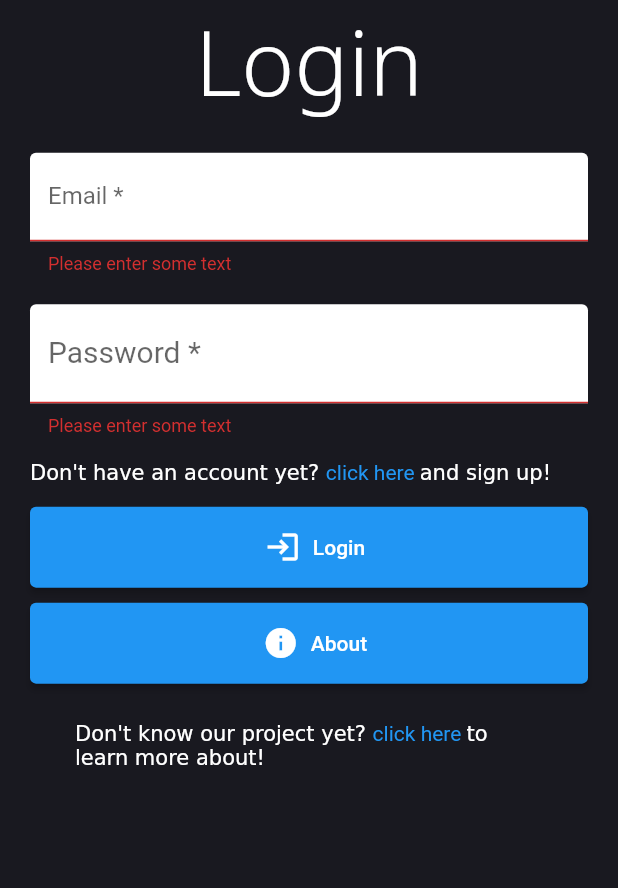
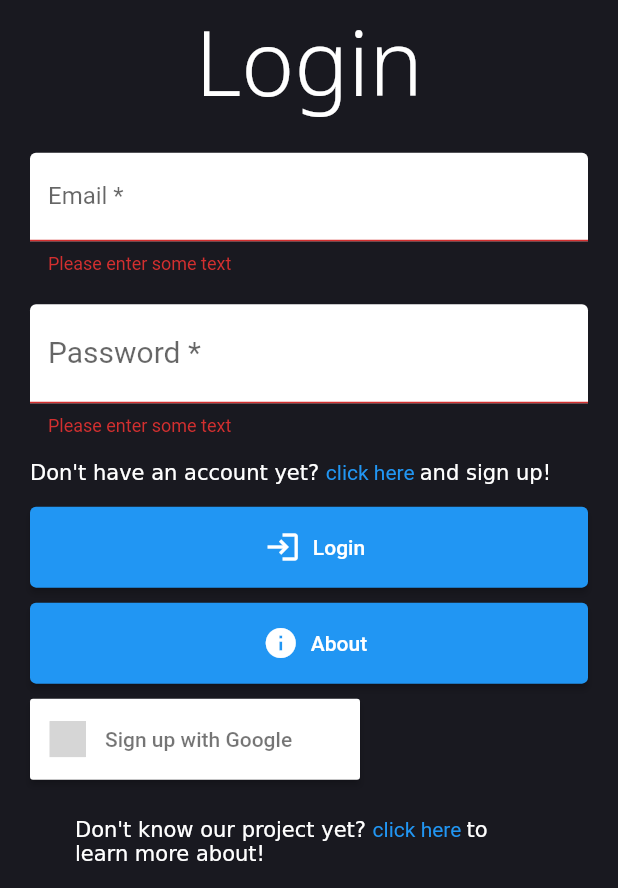
Before and after one commit to Manuel-Antunes/smart-plantation-flutter, a Flutter app: the screen it shows after launch, after a tap on "Login", on a phone screen of 412 x 824 dp, the part 348-1236 px from its top. Run offline on Flutter 3.47's test engine with Material 2 defaults, Android fonts, the phone set to English and light mode, and no system bars; our stand-ins replace firebase_auth, firebase_core, flutter_map, flutter_signin_button, google_fonts, google_sign_in and 2 more; accounts and stored records are empty; grey boxes are pictures that could not be loaded.

Commit message:
feat: google button

```diff
--- a/lib/main.dart
+++ b/lib/main.dart
@@ -1,6 +1,9 @@
+import 'package:firebase_core/firebase_core.dart';
 import 'package:flutter/material.dart';
 import 'package:smart_plantation/core/app_widget.dart';
 
-void main() {
-  runApp(const AppWidget());
+void main() async {
+  WidgetsFlutterBinding.ensureInitialized();
+  await Firebase.initializeApp();
+  runApp(AppWidget());
 }
--- /dev/null
+++ b/lib/sign/widgets/google_button_widget.dart
@@ -0,0 +1,43 @@
+import 'package:firebase_auth/firebase_auth.dart';
+import 'package:flutter/material.dart';
+import 'package:google_sign_in/google_sign_in.dart';
+import 'package:flutter_signin_button/flutter_signin_button.dart';
+
+class GoogleButtonWidget extends StatelessWidget {
+  const GoogleButtonWidget({Key? key}) : super(key: key);
+
+  @override
+  Widget build(BuildContext context) {
+    return Padding(
+        padding: const EdgeInsets.symmetric(vertical: 5),
+        child: SignInButton(
+          Buttons.Google,
+          text: "Sign up with Google",
+          onPressed: _onPressed,
+          padding: EdgeInsets.symmetric(vertical: 15),
+          // minimumSize: const Size(double.infinity, 30),]
+        ));
+  }
+
+  Future<String?> signInwithGoogle() async {}
+
+  Future<void> _onPressed() async {
+    try {
+      final GoogleSignInAccount? googleSignInAccount =
+          await GoogleSignIn().signIn();
+      final GoogleSignInAuthentication googleSignInAuthentication =
+          await googleSignInAccount!.authentication;
+      final AuthCredential credential = GoogleAuthProvider.credential(
+        accessToken: googleSignInAuthentication.accessToken,
+        idToken: googleSignInAuthentication.idToken,
+      );
+      UserCredential crd =
+          await FirebaseAuth.instance.signInWithCredential(credential);
+      String idToken = await crd.user!.getIdToken();
+      print(idToken);
+    } on FirebaseAuthException catch (e) {
+      print(e.message);
+      // throw e;
+    }
+  }
+}
--- a/lib/sign/widgets/login_form_widget.dart
+++ b/lib/sign/widgets/login_form_widget.dart
@@ -6,6 +6,7 @@ import 'package:flutter/material.dart';
 import 'package:smart_plantation/about/about_page.dart';
 import 'package:smart_plantation/home/home_page.dart';
 import 'package:smart_plantation/sign/sign_up_page.dart';
+import 'package:smart_plantation/sign/widgets/google_button_widget.dart';
 
 class LoginFormWidget extends StatefulWidget {
   const LoginFormWidget({Key? key}) : super(key: key);
@@ -84,6 +85,7 @@ class LoginFormWidgetState extends State<LoginFormWidget> {
             MaterialPageRoute(builder: (context) => AboutPage()),
           );
         }),
+        GoogleButtonWidget()
       ],
     );
   }
--- a/lib/sign/widgets/sign_up_form_widget.dart
+++ b/lib/sign/widgets/sign_up_form_widget.dart
@@ -3,6 +3,7 @@ import 'package:flutter/gestures.dart';
 import 'package:flutter/material.dart';
 import 'package:smart_plantation/home/home_page.dart';
 import 'package:smart_plantation/sign/login_page.dart';
+import 'package:smart_plantation/sign/widgets/google_button_widget.dart';
 
 class SignUpFormWidget extends StatefulWidget {
   const SignUpFormWidget({Key? key}) : super(key: key);
@@ -101,6 +102,7 @@ class SignUpFormWidgetState extends State<SignUpFormWidget> {
             onPressed: () {
               print("aboutting");
             }),
+        GoogleButtonWidget()
       ],
     );
   }
--- a/pubspec.yaml
+++ b/pubspec.yaml
@@ -21,6 +21,7 @@ dependencies:
   sqflite: any
   latlong2: any
   flutter_map: any
+  flutter_signin_button: ^2.0.0
 
 dev_dependencies:
   flutter_test:
```
Also changed, not shown: pubspec.lock.
